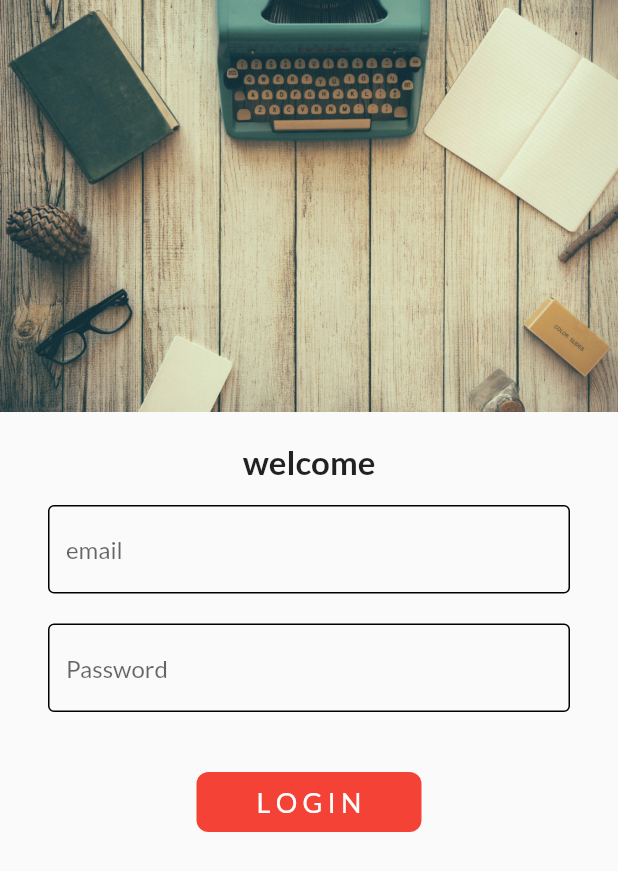
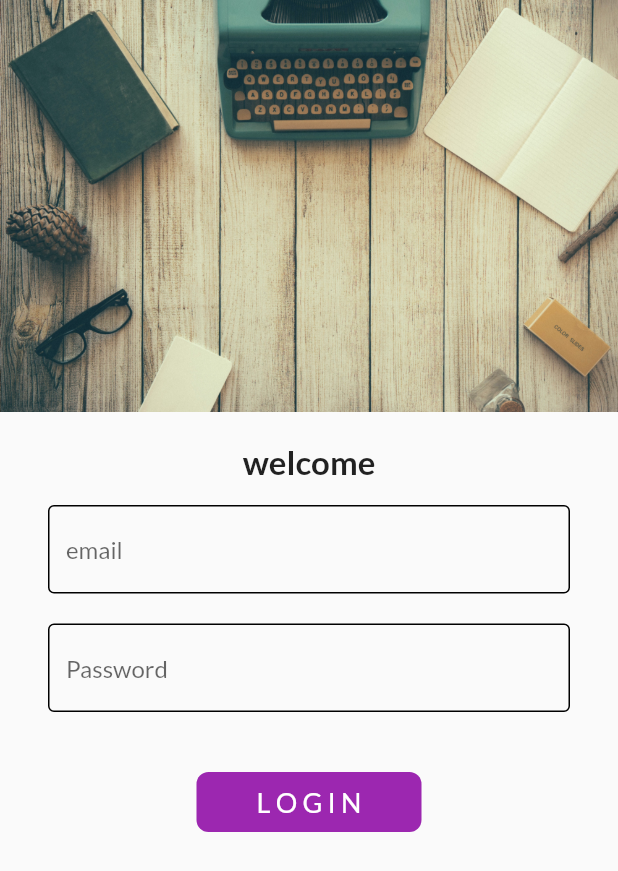
Before and after one commit to waleed-ahmed15/catalouge_app, a Flutter app: the screen it shows after launch, on a phone screen of 412 x 824 dp. Shown: the top 871 px of the screen. Run offline on Flutter 3.47's test engine with Material 2 defaults, Android fonts, the phone set to English and light mode, and no system bars; our stand-ins replace google_fonts.

Commit message:
day 8 completed

```diff
--- a/lib/pages/login_page.dart
+++ b/lib/pages/login_page.dart
@@ -11,11 +11,27 @@ class LoginPage extends StatefulWidget {
 
 class _LoginPageState extends State<LoginPage> {
   bool _buttonchange = false;
+  final _formKey = GlobalKey<FormState>();
+
+  moveToHome(BuildContext context) async {
+    if (_formKey.currentState!.validate()) {
+      setState(() {
+        _buttonchange = true;
+      });
+      await Future.delayed(Duration(seconds: 1));
+      await Navigator.pushNamed(context, MyRoutes.homeRoute);
+      setState(() {
+        _buttonchange = false;
+      });
+    }
+  }
 
   @override
   Widget build(BuildContext context) {
     return Material(
       child: SingleChildScrollView(
+        child: Form(
+          key: _formKey,
           child: Column(
             children: [
               Container(
@@ -41,6 +57,11 @@ class _LoginPageState extends State<LoginPage> {
                 child: Column(
                   children: [
                     TextFormField(
+                      validator: (value) {
+                        if (value != null && value.isEmpty) {
+                          return "email cannot be empty";
+                        }
+                      },
                       decoration: InputDecoration(
                           hintText: 'email',
                           border: OutlineInputBorder(
@@ -54,6 +75,13 @@ class _LoginPageState extends State<LoginPage> {
                     ),
                     TextFormField(
                       obscureText: true,
+                      validator: ((value) {
+                        if (value != null && value.isEmpty) {
+                          return "password cannot be empty";
+                        } else if (value != null && value.length < 6) {
+                          return "password length cannot be less than 6";
+                        }
+                      }),
                       decoration: InputDecoration(
                           hintText: 'Password',
                           border: OutlineInputBorder(
@@ -65,23 +93,20 @@ class _LoginPageState extends State<LoginPage> {
                     SizedBox(
                       height: 40,
                     ),
-                  InkWell(
-                    onTap: () async {
-                      setState(() {
-                        _buttonchange = true;
-                      });
-                      await Future.delayed(Duration(seconds: 1));
-                      Navigator.pushNamed(context, MyRoutes.homeRoute);
-                    },
+                    Material(
+                      color: Colors.purple,
+                      borderRadius: BorderRadius.circular(8),
+                      child: InkWell(
+                        onTap: () => moveToHome(context),
                         child: AnimatedContainer(
                           alignment: Alignment.center,
                           width: _buttonchange ? 50 : 150,
                           height: 40,
-                      duration: Duration(seconds: 1),
-                      decoration: BoxDecoration(
-                          borderRadius:
-                              BorderRadius.circular(_buttonchange ? 50 : 8),
-                          color: Colors.red),
+                          duration: const Duration(seconds: 1),
+                          // decoration: BoxDecoration(
+                          //     borderRadius:
+                          //         BorderRadius.circular(_buttonchange ? 50 : 8),
+                          //     color: Colors.purple),
                           child: _buttonchange
                               ? Icon(
                                   Icons.done,
@@ -89,8 +114,9 @@ class _LoginPageState extends State<LoginPage> {
                                 )
                               : Text(
                                   "L O G I N",
-                              style:
-                                  TextStyle(color: Colors.white, fontSize: 18),
+                                  style: TextStyle(
+                                      color: Colors.white, fontSize: 18),
+                                ),
                         ),
                       ),
                     ),
@@ -113,6 +139,7 @@ class _LoginPageState extends State<LoginPage> {
             ],
           ),
         ),
+      ),
     );
   }
 }
```
Lines whose indentation alone changed are shown as unchanged.
